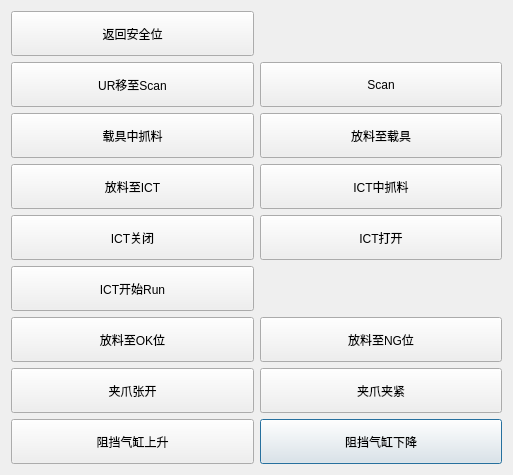
Qt form debugdialog.ui (eveningwyn/ICT_UR10) before a commit.
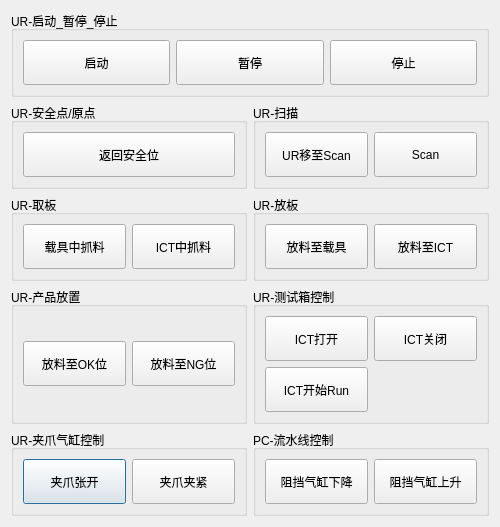
The same form after that commit. Icons and pictures are not drawn.

Commit message: 1. add Dashboard server function 2. add error alarm function(Dashboard), control robot pause, continue, stop; list of errors can be added 3. close vacuum waiting time can be changed 4. the number of repeat scanning can be changed 5. redesign of the Debug UI

Patch:
```diff
--- a/debugdialog.ui
+++ b/debugdialog.ui
@@ -6,8 +6,8 @@
    <rect>
     <x>0</x>
     <y>0</y>
-    <width>513</width>
-    <height>446</height>
+    <width>500</width>
+    <height>500</height>
    </rect>
   </property>
   <property name="windowTitle">
@@ -18,47 +18,14 @@
     <normaloff>:/res/debugging_30.662020905923px_.png</normaloff>:/res/debugging_30.662020905923px_.png</iconset>
   </property>
   <layout class="QGridLayout" name="gridLayout">
-   <item row="9" column="1">
-    <widget class="QPushButton" name="pushButton_cylinder_down">
-     <property name="minimumSize">
-      <size>
-       <width>0</width>
-       <height>45</height>
-      </size>
-     </property>
-     <property name="text">
-      <string>阻挡气缸下降</string>
-     </property>
-    </widget>
-   </item>
-   <item row="5" column="0">
-    <widget class="QPushButton" name="pushButton_ICT_Run">
-     <property name="minimumSize">
-      <size>
-       <width>0</width>
-       <height>45</height>
-      </size>
-     </property>
-     <property name="text">
-      <string>ICT开始Run</string>
-     </property>
-    </widget>
-   </item>
    <item row="4" column="0">
-    <widget class="QPushButton" name="pushButton_ICTClose">
-     <property name="minimumSize">
-      <size>
-       <width>0</width>
-       <height>45</height>
-      </size>
+    <widget class="QGroupBox" name="groupBox_7">
+     <property name="title">
+      <string>UR-夹爪气缸控制</string>
      </property>
-     <property name="text">
-      <string>ICT关闭</string>
-     </property>
-    </widget>
-   </item>
+     <layout class="QGridLayout" name="gridLayout_8">
    <item row="0" column="0">
-    <widget class="QPushButton" name="pushButton_return">
+       <widget class="QPushButton" name="pushButton_ClawOpen">
      <property name="minimumSize">
       <size>
        <width>0</width>
@@ -66,12 +33,12 @@
       </size>
      </property>
      <property name="text">
-      <string>返回安全位</string>
+         <string>夹爪张开</string>
      </property>
     </widget>
    </item>
-   <item row="1" column="1">
-    <widget class="QPushButton" name="pushButton_Scan">
+      <item row="0" column="1">
+       <widget class="QPushButton" name="pushButton_ClawClose">
      <property name="minimumSize">
       <size>
        <width>0</width>
@@ -79,76 +46,20 @@
       </size>
      </property>
      <property name="text">
-      <string>Scan</string>
-     </property>
+         <string>夹爪夹紧</string>
+        </property>
+       </widget>
+      </item>
+     </layout>
     </widget>
    </item>
    <item row="3" column="0">
-    <widget class="QPushButton" name="pushButton_place_ICT">
-     <property name="minimumSize">
-      <size>
-       <width>0</width>
-       <height>45</height>
-      </size>
+    <widget class="QGroupBox" name="groupBox_6">
+     <property name="title">
+      <string>UR-产品放置</string>
      </property>
-     <property name="text">
-      <string>放料至ICT</string>
-     </property>
-    </widget>
-   </item>
-   <item row="2" column="1">
-    <widget class="QPushButton" name="pushButton_place_Carrier">
-     <property name="minimumSize">
-      <size>
-       <width>0</width>
-       <height>45</height>
-      </size>
-     </property>
-     <property name="text">
-      <string>放料至载具</string>
-     </property>
-    </widget>
-   </item>
-   <item row="1" column="0">
-    <widget class="QPushButton" name="pushButton_moveToScan">
-     <property name="minimumSize">
-      <size>
-       <width>0</width>
-       <height>45</height>
-      </size>
-     </property>
-     <property name="text">
-      <string>UR移至Scan</string>
-     </property>
-    </widget>
-   </item>
-   <item row="3" column="1">
-    <widget class="QPushButton" name="pushButton_pickUp_ICT">
-     <property name="minimumSize">
-      <size>
-       <width>0</width>
-       <height>45</height>
-      </size>
-     </property>
-     <property name="text">
-      <string>ICT中抓料</string>
-     </property>
-    </widget>
-   </item>
-   <item row="2" column="0">
-    <widget class="QPushButton" name="pushButton_pickUp_Carrier">
-     <property name="minimumSize">
-      <size>
-       <width>0</width>
-       <height>45</height>
-      </size>
-     </property>
-     <property name="text">
-      <string>载具中抓料</string>
-     </property>
-    </widget>
-   </item>
-   <item row="6" column="0">
+     <layout class="QGridLayout" name="gridLayout_7">
+      <item row="0" column="2">
     <widget class="QPushButton" name="pushButton_place_OK">
      <property name="minimumSize">
       <size>
@@ -161,7 +72,7 @@
      </property>
     </widget>
    </item>
-   <item row="6" column="1">
+      <item row="0" column="3">
     <widget class="QPushButton" name="pushButton_place_NG">
      <property name="minimumSize">
       <size>
@@ -174,7 +85,29 @@
      </property>
     </widget>
    </item>
-   <item row="9" column="0">
+     </layout>
+    </widget>
+   </item>
+   <item row="4" column="1">
+    <widget class="QGroupBox" name="groupBox_8">
+     <property name="title">
+      <string>PC-流水线控制</string>
+     </property>
+     <layout class="QGridLayout" name="gridLayout_9">
+      <item row="0" column="0">
+       <widget class="QPushButton" name="pushButton_cylinder_down">
+        <property name="minimumSize">
+         <size>
+          <width>0</width>
+          <height>45</height>
+         </size>
+        </property>
+        <property name="text">
+         <string>阻挡气缸下降</string>
+        </property>
+       </widget>
+      </item>
+      <item row="0" column="1">
     <widget class="QPushButton" name="pushButton_cylinder_up">
      <property name="minimumSize">
       <size>
@@ -187,7 +120,86 @@
      </property>
     </widget>
    </item>
-   <item row="4" column="1">
+     </layout>
+    </widget>
+   </item>
+   <item row="2" column="0">
+    <widget class="QGroupBox" name="groupBox_2">
+     <property name="title">
+      <string>UR-取板</string>
+     </property>
+     <layout class="QGridLayout" name="gridLayout_3">
+      <item row="0" column="0">
+       <widget class="QPushButton" name="pushButton_pickUp_Carrier">
+        <property name="minimumSize">
+         <size>
+          <width>0</width>
+          <height>45</height>
+         </size>
+        </property>
+        <property name="text">
+         <string>载具中抓料</string>
+        </property>
+       </widget>
+      </item>
+      <item row="0" column="1">
+       <widget class="QPushButton" name="pushButton_pickUp_ICT">
+        <property name="minimumSize">
+         <size>
+          <width>0</width>
+          <height>45</height>
+         </size>
+        </property>
+        <property name="text">
+         <string>ICT中抓料</string>
+        </property>
+       </widget>
+      </item>
+     </layout>
+    </widget>
+   </item>
+   <item row="2" column="1">
+    <widget class="QGroupBox" name="groupBox_5">
+     <property name="title">
+      <string>UR-放板</string>
+     </property>
+     <layout class="QGridLayout" name="gridLayout_6">
+      <item row="1" column="1">
+       <widget class="QPushButton" name="pushButton_place_ICT">
+        <property name="minimumSize">
+         <size>
+          <width>0</width>
+          <height>45</height>
+         </size>
+        </property>
+        <property name="text">
+         <string>放料至ICT</string>
+        </property>
+       </widget>
+      </item>
+      <item row="1" column="0">
+       <widget class="QPushButton" name="pushButton_place_Carrier">
+        <property name="minimumSize">
+         <size>
+          <width>0</width>
+          <height>45</height>
+         </size>
+        </property>
+        <property name="text">
+         <string>放料至载具</string>
+        </property>
+       </widget>
+      </item>
+     </layout>
+    </widget>
+   </item>
+   <item row="3" column="1">
+    <widget class="QGroupBox" name="groupBox_4">
+     <property name="title">
+      <string>UR-测试箱控制</string>
+     </property>
+     <layout class="QGridLayout" name="gridLayout_5">
+      <item row="0" column="0">
     <widget class="QPushButton" name="pushButton_ICTOpen">
      <property name="minimumSize">
       <size>
@@ -200,8 +212,8 @@
      </property>
     </widget>
    </item>
-   <item row="7" column="0">
-    <widget class="QPushButton" name="pushButton_ClawOpen">
+      <item row="0" column="1">
+       <widget class="QPushButton" name="pushButton_ICTClose">
      <property name="minimumSize">
       <size>
        <width>0</width>
@@ -209,12 +221,12 @@
       </size>
      </property>
      <property name="text">
-      <string>夹爪张开</string>
+         <string>ICT关闭</string>
      </property>
     </widget>
    </item>
-   <item row="7" column="1">
-    <widget class="QPushButton" name="pushButton_ClawClose">
+      <item row="1" column="0">
+       <widget class="QPushButton" name="pushButton_ICT_Run">
      <property name="minimumSize">
       <size>
        <width>0</width>
@@ -222,28 +234,124 @@
       </size>
      </property>
      <property name="text">
-      <string>夹爪夹紧</string>
+         <string>ICT开始Run</string>
      </property>
     </widget>
    </item>
   </layout>
  </widget>
- <tabstops>
-  <tabstop>pushButton_return</tabstop>
-  <tabstop>pushButton_moveToScan</tabstop>
-  <tabstop>pushButton_Scan</tabstop>
-  <tabstop>pushButton_pickUp_Carrier</tabstop>
-  <tabstop>pushButton_place_Carrier</tabstop>
-  <tabstop>pushButton_place_ICT</tabstop>
-  <tabstop>pushButton_pickUp_ICT</tabstop>
-  <tabstop>pushButton_ICTClose</tabstop>
-  <tabstop>pushButton_ICTOpen</tabstop>
-  <tabstop>pushButton_ICT_Run</tabstop>
-  <tabstop>pushButton_place_OK</tabstop>
-  <tabstop>pushButton_place_NG</tabstop>
-  <tabstop>pushButton_cylinder_up</tabstop>
-  <tabstop>pushButton_cylinder_down</tabstop>
- </tabstops>
+   </item>
+   <item row="1" column="1">
+    <widget class="QGroupBox" name="groupBox_3">
+     <property name="title">
+      <string>UR-扫描</string>
+     </property>
+     <layout class="QGridLayout" name="gridLayout_4">
+      <item row="0" column="0">
+       <widget class="QPushButton" name="pushButton_moveToScan">
+        <property name="minimumSize">
+         <size>
+          <width>0</width>
+          <height>45</height>
+         </size>
+        </property>
+        <property name="text">
+         <string>UR移至Scan</string>
+        </property>
+       </widget>
+      </item>
+      <item row="0" column="1">
+       <widget class="QPushButton" name="pushButton_Scan">
+        <property name="minimumSize">
+         <size>
+          <width>0</width>
+          <height>45</height>
+         </size>
+        </property>
+        <property name="text">
+         <string>Scan</string>
+        </property>
+       </widget>
+      </item>
+     </layout>
+    </widget>
+   </item>
+   <item row="1" column="0">
+    <widget class="QGroupBox" name="groupBox">
+     <property name="title">
+      <string>UR-安全点/原点</string>
+     </property>
+     <layout class="QGridLayout" name="gridLayout_2">
+      <item row="0" column="1">
+       <widget class="QPushButton" name="pushButton_return">
+        <property name="minimumSize">
+         <size>
+          <width>0</width>
+          <height>45</height>
+         </size>
+        </property>
+        <property name="text">
+         <string>返回安全位</string>
+        </property>
+       </widget>
+      </item>
+     </layout>
+    </widget>
+   </item>
+   <item row="0" column="0" colspan="2">
+    <widget class="QGroupBox" name="groupBox_9">
+     <property name="title">
+      <string>UR-启动_暂停_停止</string>
+     </property>
+     <layout class="QGridLayout" name="gridLayout_10">
+      <item row="0" column="1">
+       <widget class="QPushButton" name="pushButton_robot_pause">
+        <property name="minimumSize">
+         <size>
+          <width>0</width>
+          <height>45</height>
+         </size>
+        </property>
+        <property name="text">
+         <string>暂停</string>
+        </property>
+       </widget>
+      </item>
+      <item row="0" column="0">
+       <widget class="QPushButton" name="pushButton_robot_start">
+        <property name="minimumSize">
+         <size>
+          <width>0</width>
+          <height>45</height>
+         </size>
+        </property>
+        <property name="text">
+         <string>启动</string>
+        </property>
+       </widget>
+      </item>
+      <item row="0" column="2">
+       <widget class="QPushButton" name="pushButton_robot_stop">
+        <property name="minimumSize">
+         <size>
+          <width>0</width>
+          <height>45</height>
+         </size>
+        </property>
+        <property name="text">
+         <string>停止</string>
+        </property>
+       </widget>
+      </item>
+     </layout>
+     <zorder>groupBox_3</zorder>
+     <zorder>pushButton_robot_start</zorder>
+     <zorder>pushButton_robot_pause</zorder>
+     <zorder>pushButton_robot_stop</zorder>
+    </widget>
+   </item>
+  </layout>
+ </widget>
  <resources>
   <include location="resource.qrc"/>
  </resources>
```
Lines whose indentation alone changed are shown as unchanged. The commit also changes 18 other files.
